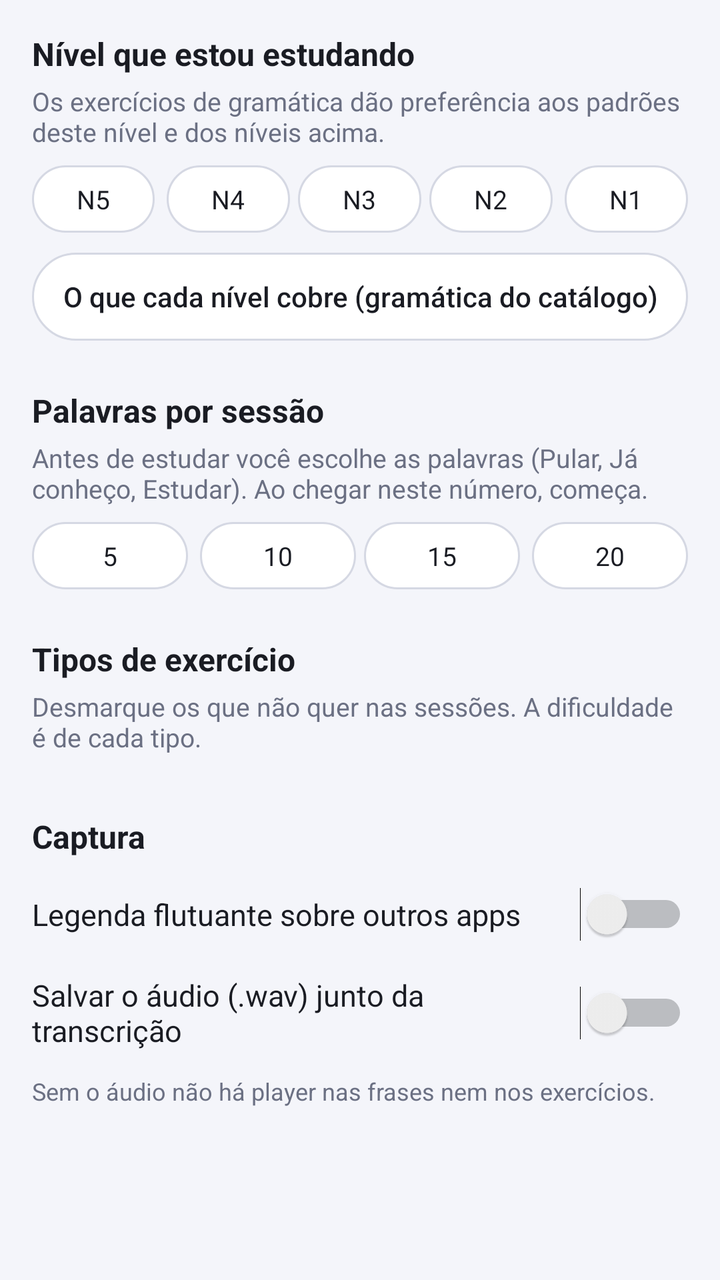
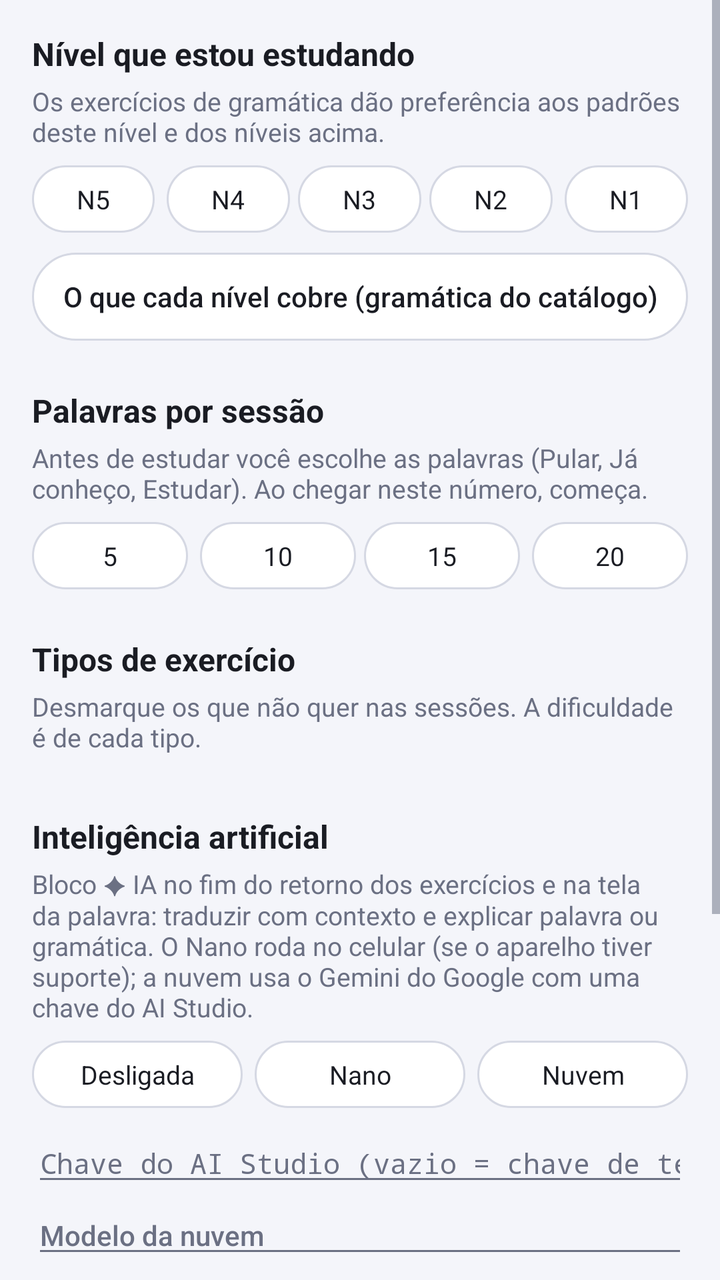

Before-and-after screenshots of an Android layout around one commit, followed by the original layout XML and the change that was made.
<!-- AndroidManifest.xml: application theme Theme.LegendaJP -->
<!-- res/layout/activity_settings.xml -->
<?xml version="1.0" encoding="utf-8"?>
<ScrollView xmlns:android="http://schemas.android.com/apk/res/android"
    android:layout_width="match_parent"
    android:layout_height="match_parent">

    <LinearLayout
        android:layout_width="match_parent"
        android:layout_height="wrap_content"
        android:orientation="vertical"
        android:padding="16dp">

        <TextView
            android:layout_width="match_parent"
            android:layout_height="wrap_content"
            android:text="Nível que estou estudando"
            android:textColor="@color/text"
            android:textSize="16sp"
            android:textStyle="bold" />

        <TextView
            android:layout_width="match_parent"
            android:layout_height="wrap_content"
            android:layout_marginTop="4dp"
            android:text="Os exercícios de gramática dão preferência aos padrões deste nível e dos níveis acima."
            android:textColor="@color/text_secondary"
            android:textSize="13sp" />

        <RadioGroup
            android:id="@+id/levels"
            android:layout_width="match_parent"
            android:layout_height="wrap_content"
            android:layout_marginTop="8dp"
            android:orientation="horizontal">

            <RadioButton android:id="@+id/n5" style="@style/Chip" android:layout_width="0dp" android:layout_height="wrap_content" android:layout_weight="1" android:layout_marginEnd="4dp" android:text="N5" />
            <RadioButton android:id="@+id/n4" style="@style/Chip" android:layout_width="0dp" android:layout_height="wrap_content" android:layout_weight="1" android:layout_marginStart="2dp" android:layout_marginEnd="2dp" android:text="N4" />
            <RadioButton android:id="@+id/n3" style="@style/Chip" android:layout_width="0dp" android:layout_height="wrap_content" android:layout_weight="1" android:layout_marginStart="2dp" android:layout_marginEnd="2dp" android:text="N3" />
            <RadioButton android:id="@+id/n2" style="@style/Chip" android:layout_width="0dp" android:layout_height="wrap_content" android:layout_weight="1" android:layout_marginStart="2dp" android:layout_marginEnd="2dp" android:text="N2" />
            <RadioButton android:id="@+id/n1" style="@style/Chip" android:layout_width="0dp" android:layout_height="wrap_content" android:layout_weight="1" android:layout_marginStart="4dp" android:text="N1" />
        </RadioGroup>

        <Button
            android:id="@+id/btnLevelInfo"
            style="@style/Button.Outline"
            android:layout_width="match_parent"
            android:layout_height="wrap_content"
            android:layout_marginTop="10dp"
            android:text="O que cada nível cobre (gramática do catálogo)" />

        <TextView
            android:layout_width="match_parent"
            android:layout_height="wrap_content"
            android:layout_marginTop="24dp"
            android:text="Palavras por sessão"
            android:textColor="@color/text"
            android:textSize="16sp"
            android:textStyle="bold" />

        <TextView
            android:layout_width="match_parent"
            android:layout_height="wrap_content"
            android:layout_marginTop="4dp"
            android:text="Antes de estudar você escolhe as palavras (Pular, Já conheço, Estudar). Ao chegar neste número, começa."
            android:textColor="@color/text_secondary"
            android:textSize="13sp" />

        <RadioGroup
            android:id="@+id/studyWords"
            android:layout_width="match_parent"
            android:layout_height="wrap_content"
            android:layout_marginTop="8dp"
            android:orientation="horizontal">

            <RadioButton android:id="@+id/w5" style="@style/Chip" android:layout_width="0dp" android:layout_height="wrap_content" android:layout_weight="1" android:layout_marginEnd="4dp" android:text="5" />
            <RadioButton android:id="@+id/w10" style="@style/Chip" android:layout_width="0dp" android:layout_height="wrap_content" android:layout_weight="1" android:layout_marginStart="2dp" android:layout_marginEnd="2dp" android:text="10" />
            <RadioButton android:id="@+id/w15" style="@style/Chip" android:layout_width="0dp" android:layout_height="wrap_content" android:layout_weight="1" android:layout_marginStart="2dp" android:layout_marginEnd="2dp" android:text="15" />
            <RadioButton android:id="@+id/w20" style="@style/Chip" android:layout_width="0dp" android:layout_height="wrap_content" android:layout_weight="1" android:layout_marginStart="4dp" android:text="20" />
        </RadioGroup>

        <TextView
            android:layout_width="match_parent"
            android:layout_height="wrap_content"
            android:layout_marginTop="24dp"
            android:text="Tipos de exercício"
            android:textColor="@color/text"
            android:textSize="16sp"
            android:textStyle="bold" />

        <TextView
            android:layout_width="match_parent"
            android:layout_height="wrap_content"
            android:layout_marginTop="4dp"
            android:text="Desmarque os que não quer nas sessões. A dificuldade é de cada tipo."
            android:textColor="@color/text_secondary"
            android:textSize="13sp" />

        <LinearLayout
            android:id="@+id/kindsBox"
            android:layout_width="match_parent"
            android:layout_height="wrap_content"
            android:layout_marginTop="6dp"
            android:orientation="vertical" />

        <TextView
            android:layout_width="match_parent"
            android:layout_height="wrap_content"
            android:layout_marginTop="24dp"
            android:text="Captura"
            android:textColor="@color/text"
            android:textSize="16sp"
            android:textStyle="bold" />

        <Switch
            android:id="@+id/swOverlay"
            android:layout_width="match_parent"
            android:layout_height="wrap_content"
            android:layout_marginTop="8dp"
            android:paddingTop="10dp"
            android:paddingBottom="10dp"
            android:text="Legenda flutuante sobre outros apps"
            android:textColor="@color/text"
            android:textSize="15sp" />

        <Switch
            android:id="@+id/swWav"
            android:layout_width="match_parent"
            android:layout_height="wrap_content"
            android:paddingTop="10dp"
            android:paddingBottom="10dp"
            android:text="Salvar o áudio (.wav) junto da transcrição"
            android:textColor="@color/text"
            android:textSize="15sp" />

        <TextView
            android:layout_width="match_parent"
            android:layout_height="wrap_content"
            android:layout_marginTop="2dp"
            android:text="Sem o áudio não há player nas frases nem nos exercícios."
            android:textColor="@color/text_secondary"
            android:textSize="12sp" />
    </LinearLayout>
</ScrollView>
<!-- resources referenced by this layout -->
<resources>
  <color name="text">#1A1C23</color>
  <color name="text_secondary">#6B7083</color>
  <style name="Chip" parent="@android:style/Widget.DeviceDefault.CompoundButton.RadioButton">
          <item name="android:button">@null</item>
          <item name="android:background">@drawable/bg_chip</item>
          <item name="android:textColor">@color/chip_text</item>
          <item name="android:textSize">13sp</item>
          <item name="android:maxLines">1</item>
          <item name="android:autoSizeTextType">uniform</item>
          <item name="android:autoSizeMinTextSize">9sp</item>
          <item name="android:autoSizeMaxTextSize">13sp</item>
          <item name="android:gravity">center</item>
          <item name="android:paddingTop">8dp</item>
          <item name="android:paddingBottom">8dp</item>
          <item name="android:paddingStart">10dp</item>
          <item name="android:paddingEnd">10dp</item>
      </style>
  <style name="Theme.LegendaJP" parent="@android:style/Theme.DeviceDefault.DayNight">
          <item name="android:colorPrimary">@color/primary</item>
          <item name="android:colorAccent">@color/accent</item>
          <item name="android:windowBackground">@color/background</item>
          <item name="android:statusBarColor">@color/background</item>
          <item name="android:navigationBarColor">@color/background</item>
          <item name="android:windowLightStatusBar">true</item>
          <item name="android:windowLightNavigationBar">true</item>
          <item name="android:textColorPrimary">@color/text</item>
          <item name="android:textColorSecondary">@color/text_secondary</item>
          <item name="android:actionBarStyle">@style/LegendaJP.ActionBar</item>
      </style>
  <!-- drawable bg_button_outline (drawable) -->
  <?xml version="1.0" encoding="utf-8"?>
  <ripple xmlns:android="http://schemas.android.com/apk/res/android" android:color="@color/accent_soft">
      <item>
          <shape android:shape="rectangle">
              <solid android:color="@color/card" />
              <stroke android:width="1dp" android:color="@color/outline" />
              <corners android:radius="22dp" />
          </shape>
      </item>
  </ripple>
  <!-- drawable bg_chip (drawable) -->
  <?xml version="1.0" encoding="utf-8"?>
  <selector xmlns:android="http://schemas.android.com/apk/res/android">
      <item android:state_checked="true">
          <shape android:shape="rectangle">
              <solid android:color="@color/accent" />
              <corners android:radius="20dp" />
          </shape>
      </item>
      <item>
          <shape android:shape="rectangle">
              <solid android:color="@color/card" />
              <stroke android:width="1dp" android:color="@color/outline" />
              <corners android:radius="20dp" />
          </shape>
      </item>
  </selector>
  <color name="primary">#1E2A5A</color>
  <color name="accent">#3D5AFE</color>
  <color name="background">#F4F5FA</color>
  <style name="LegendaJP.ActionBar" parent="@android:style/Widget.DeviceDefault.ActionBar.Solid">
          <item name="android:background">@color/background</item>
          <item name="android:elevation">0dp</item>
          <item name="android:titleTextStyle">@style/LegendaJP.ActionBar.Title</item>
      </style>
  <color name="accent_soft">#2A3D5AFE</color>
  <color name="card">#FFFFFF</color>
  <color name="outline">#D5D8E3</color>
  <style name="LegendaJP.ActionBar.Title" parent="@android:style/TextAppearance.DeviceDefault.Widget.ActionBar.Title">
          <item name="android:textColor">@color/text</item>
          <item name="android:textStyle">bold</item>
      </style>
  <!-- unchanged entries left out for length: 1 -->
</resources>

<!-- the commit's change to res/layout/activity_settings.xml (unified diff, before → after) -->
@@ -105,6 +105,75 @@
             android:layout_width="match_parent"
             android:layout_height="wrap_content"
             android:layout_marginTop="24dp"
+            android:text="Inteligência artificial"
+            android:textColor="@color/text"
+            android:textSize="16sp"
+            android:textStyle="bold" />
+
+        <TextView
+            android:layout_width="match_parent"
+            android:layout_height="wrap_content"
+            android:layout_marginTop="4dp"
+            android:text="Bloco ✦ IA no fim do retorno dos exercícios e na tela da palavra: traduzir com contexto e explicar palavra ou gramática. O Nano roda no celular (se o aparelho tiver suporte); a nuvem usa o Gemini do Google com uma chave do AI Studio."
+            android:textColor="@color/text_secondary"
+            android:textSize="13sp" />
+
+        <RadioGroup
+            android:id="@+id/aiModes"
+            android:layout_width="match_parent"
+            android:layout_height="wrap_content"
+            android:layout_marginTop="8dp"
+            android:orientation="horizontal">
+
+            <RadioButton android:id="@+id/aiOff" style="@style/Chip" android:layout_width="0dp" android:layout_height="wrap_content" android:layout_weight="1" android:layout_marginEnd="4dp" android:text="Desligada" />
+            <RadioButton android:id="@+id/aiNano" style="@style/Chip" android:layout_width="0dp" android:layout_height="wrap_content" android:layout_weight="1" android:layout_marginStart="2dp" android:layout_marginEnd="2dp" android:text="Nano" />
+            <RadioButton android:id="@+id/aiCloud" style="@style/Chip" android:layout_width="0dp" android:layout_height="wrap_content" android:layout_weight="1" android:layout_marginStart="4dp" android:text="Nuvem" />
+        </RadioGroup>
+
+        <EditText
+            android:id="@+id/geminiKey"
+            android:layout_width="match_parent"
+            android:layout_height="wrap_content"
+            android:layout_marginTop="8dp"
+            android:hint="Chave do AI Studio (vazio = chave de teste)"
+            android:inputType="textPassword"
+            android:singleLine="true"
+            android:textColor="@color/text"
+            android:textColorHint="@color/text_secondary"
+            android:textSize="14sp" />
+
+        <EditText
+            android:id="@+id/geminiModel"
+            android:layout_width="match_parent"
+            android:layout_height="wrap_content"
+            android:hint="Modelo da nuvem"
+            android:inputType="text"
+            android:singleLine="true"
+            android:textColor="@color/text"
+            android:textColorHint="@color/text_secondary"
+            android:textSize="14sp" />
+
+        <Button
+            android:id="@+id/btnAiTest"
+            style="@style/Button.Outline"
+            android:layout_width="match_parent"
+            android:layout_height="wrap_content"
+            android:layout_marginTop="8dp"
+            android:text="Testar a IA" />
+
+        <TextView
+            android:id="@+id/aiTestResult"
+            android:layout_width="match_parent"
+            android:layout_height="wrap_content"
+            android:layout_marginTop="6dp"
+            android:textColor="@color/text_secondary"
+            android:textSize="13sp"
+            android:textIsSelectable="true" />
+
+        <TextView
+            android:layout_width="match_parent"
+            android:layout_height="wrap_content"
+            android:layout_marginTop="24dp"
             android:text="Captura"
             android:textColor="@color/text"
             android:textSize="16sp"
